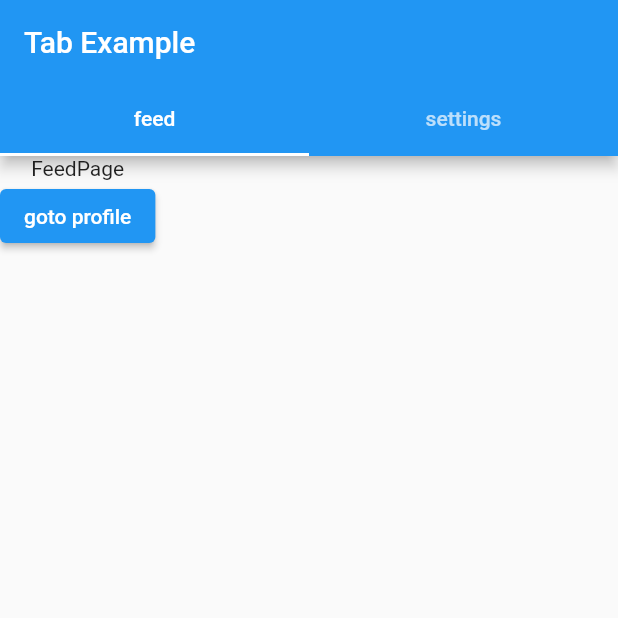
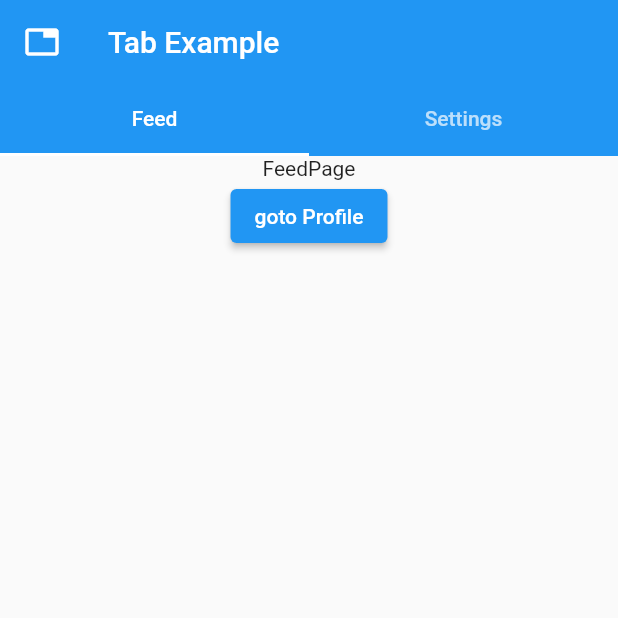
Before and after one commit to kaminami/flutter_by_example, a Flutter app: the screen it shows after launch, on a phone screen of 412 x 824 dp, the top half of it. Run offline on Flutter 3.47's test engine with Material 2 defaults, Android fonts, the phone set to English and light mode, and no system bars; our stand-ins replace routemaster.

Commit message:
AppBarのshow/hideに対応させた。

```diff
--- a/tab_example/lib/main.dart
+++ b/tab_example/lib/main.dart
@@ -48,22 +48,36 @@ class MyHomePage extends StatelessWidget {
   Widget build(BuildContext context) {
     final tabPage = TabPage.of(context);
 
-    return Scaffold(
-      appBar: AppBar(
-        title: const Text('Tab Example'),
-        bottom: TabBar(
-          controller: tabPage.controller,
-          tabs: const <Widget>[
-            Tab(child: Text('feed')),
-            Tab(child: Text('settings')),
-          ],
-        ),
-      ),
-      body: TabBarView(
+    final tabBarView = TabBarView(
       controller: tabPage.controller,
       children: [
         for (final stack in tabPage.stacks) PageStackNavigator(stack: stack),
       ],
+    );
+
+    return Scaffold(
+      body: NestedScrollView(
+        floatHeaderSlivers: true,
+        headerSliverBuilder: (context, innerBoxIsScrolled) {
+          return <Widget>[
+            SliverAppBar(
+              leading: const Icon(Icons.tab),
+              floating: true,
+              pinned: true,
+              snap: true,
+              title: const Text('Tab Example'),
+              centerTitle: false,
+              bottom: TabBar(
+                controller: tabPage.controller,
+                tabs: const <Widget>[
+                  Tab(child: Text('Feed')),
+                  Tab(child: Text('Settings')),
+                ],
+              ),
+            )
+          ];
+        },
+        body: tabBarView,
       ),
     );
   }
@@ -74,8 +88,7 @@ class FeedPage extends StatelessWidget {
 
   @override
   Widget build(BuildContext context) {
-    return Scaffold(
-      body: Column(
+    return Column(
       children: [
         const Text('FeedPage'),
         ElevatedButton(
@@ -83,10 +96,9 @@ class FeedPage extends StatelessWidget {
             const String id = '111223';
             Routemaster.of(context).push('/profile/$id');
           },
-            child: const Text('goto profile'),
-          )
+          child: const Text('goto Profile'),
+        ),
       ],
-      ),
     );
   }
 }
@@ -107,25 +119,33 @@ class ProfilePage extends StatelessWidget {
 
   @override
   Widget build(BuildContext context) {
+    final listView = ListView(
+      children: [
+        Text('ProfilePage $id'),
+      ],
+    );
+
     return Scaffold(
-      appBar: AppBar(
-        title: const Text('Profile'),
-        actions: [
-          ElevatedButton(
-            child: const Text('goto settings'),
+      body: NestedScrollView(
+        floatHeaderSlivers: true,
+        headerSliverBuilder: (ctx, innerBoxIsScrolled) {
+          return <Widget>[
+            SliverAppBar(
+              leading: IconButton(
+                icon: const Icon(Icons.arrow_back),
                 onPressed: () {
-              Routemaster.of(context).push('/tab/settings');
+                  Routemaster.of(ctx).replace('/tab/feed');
                 },
               ),
-        ],
-        leading: ElevatedButton(
-          child: const Icon(Icons.arrow_back),
-          onPressed: () {
-            Routemaster.of(context).replace('/tab/feed');
+              floating: true,
+              snap: true,
+              title: const Text('Profile'),
+              centerTitle: false,
+            ),
+          ];
         },
+        body: listView,
       ),
-      ),
-      body: Text('ProfilePage $id'),
     );
   }
 }
```
Lines whose indentation alone changed are shown as unchanged.
